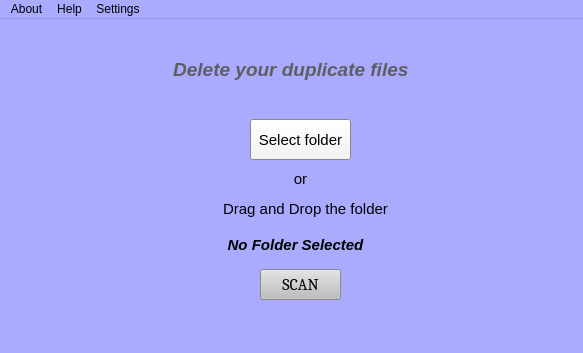
The window that duplicate.ui (Kemzzy-Dev/Duplicate-file-remover) describes before a commit, drawn with Qt 5.
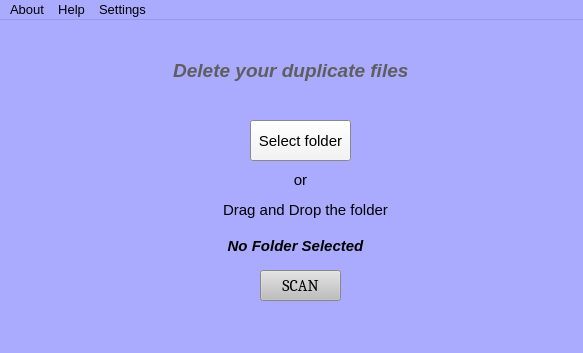
The same window after the commit. Icons and pictures are not drawn.

Commit message: Added some comments and added a window icon

Diff of the .ui file:
```diff
--- a/duplicate.ui
+++ b/duplicate.ui
@@ -89,6 +89,11 @@
     </disabled>
    </palette>
   </property>
+  <property name="font">
+   <font>
+    <pointsize>10</pointsize>
+   </font>
+  </property>
   <property name="cursor">
    <cursorShape>ArrowCursor</cursorShape>
   </property>
@@ -1173,7 +1178,7 @@
      <x>0</x>
      <y>0</y>
      <width>583</width>
-     <height>21</height>
+     <height>23</height>
     </rect>
    </property>
    <widget class="QMenu" name="menuAbout">
```
Left out of the diff: 4 changed lines with no effect on the pictures. The commit also changes 1 other file.
